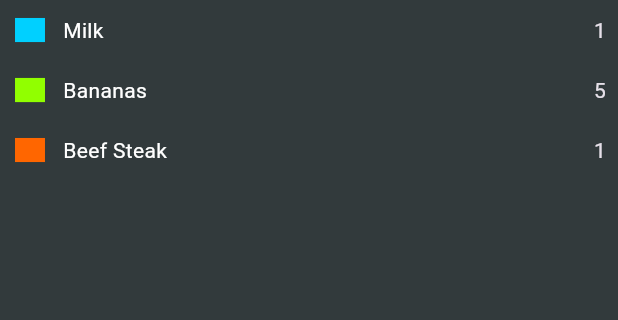
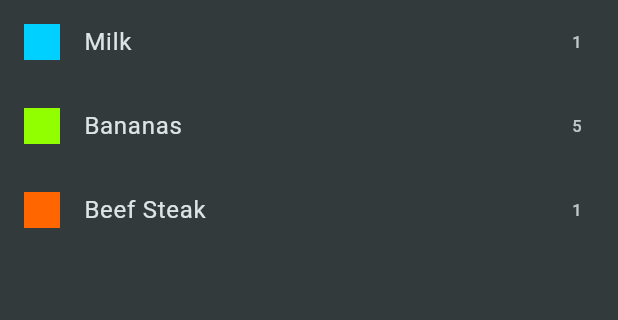
Before and after one commit to TommyPurba/shopping_list, a Flutter app: the screen it shows after launch, on a phone screen of 412 x 824 dp, the part 84-404 px from its top. Run offline on Flutter 3.47's test engine with Material 3 defaults, Android fonts, the phone set to English and light mode, and no system bars.

Commit message:
refactor with less code

```diff
--- a/lib/home.dart
+++ /dev/null
@@ -1,40 +0,0 @@
-import 'package:flutter/material.dart';
-import 'package:shoping_list/data/dummy_items.dart';
-
-class Home extends StatelessWidget{
-  const Home({super.key});
-  @override
-  Widget build(BuildContext context) {
-
-    return Scaffold(
-      appBar: AppBar(
-        title: Text("Your Groceries"),
-      ),
-      body: Column(
-        children: [
-          for(final groceryItem in groceryItems)
-          Padding(
-            padding: const EdgeInsets.all(8.0),
-            child: Row(
-              mainAxisAlignment: MainAxisAlignment.spaceBetween,
-              mainAxisSize: MainAxisSize.max,
-              children: [
-                Icon(Icons.rectangle, color: groceryItem.category.color),
-                const SizedBox(width: 10,),
-                Expanded(
-                  child: Text(groceryItem.name, style: TextStyle(
-                    color: Colors.white,
-                  ),
-                  textAlign: TextAlign.left,
-                  ),
-                ),
-                const SizedBox(width: 10,),
-                Text(groceryItem.quantity.toString()),
-              ],
-            ),
-          )
-        ],
-      ),
-    );
-  }
-}
--- a/lib/main.dart
+++ b/lib/main.dart
@@ -1,5 +1,5 @@
 import 'package:flutter/material.dart';
-import 'package:shoping_list/home.dart';
+import 'package:shoping_list/widgets/grocery_list.dart';
 
 
 void main(){
@@ -21,7 +21,7 @@ class MyApp extends StatelessWidget{
         ),
         scaffoldBackgroundColor: const Color.fromARGB(255, 50, 58, 60),
       ),
-      home: Home(),
+      home: GroceryList(),
     );
 
   }
--- /dev/null
+++ b/lib/widgets/grocery_list.dart
@@ -0,0 +1,55 @@
+import 'package:flutter/material.dart';
+import 'package:shoping_list/data/dummy_items.dart';
+
+class GroceryList extends StatelessWidget{
+  const GroceryList({super.key});
+  @override
+  Widget build(BuildContext context) {
+
+    return Scaffold(
+      appBar: AppBar(
+        title: Text("Your Groceries"),
+      ),
+      //best choise build
+      body: ListView.builder(
+        itemCount: groceryItems.length,
+        itemBuilder: (ctx, index) =>  ListTile(
+          leading: Container(
+            width: 24,
+            height: 24,
+            color: groceryItems[index].category.color,
+          ),
+          title: Text(groceryItems[index].name),
+          trailing: Text(groceryItems[index].quantity.toString()),
+        )
+      )
+      //another choice
+      // Column(
+      //   children: [
+      //     for(final groceryItem in groceryItems)
+      //     Padding(
+      //       padding: const EdgeInsets.symmetric(horizontal: 16,vertical: 8),
+      //       child: Row(
+      //         children: [
+      //           Row(
+      //             crossAxisAlignment: CrossAxisAlignment.start,
+      //             children: [
+      //               Icon(Icons.rectangle, color: groceryItem.category.color),
+      //               const SizedBox(width: 14,),
+      //               Text(groceryItem.name, style: TextStyle(
+      //               color: Colors.white,
+      //             ),
+      //             textAlign: TextAlign.left,
+      //             ),
+      //             ],
+      //           ),
+      //           Spacer(),
+      //           Text(groceryItem.quantity.toString()),
+      //         ],
+      //       ),
+      //     )
+      //   ],
+      // ),
+    );
+  }
+}
```
